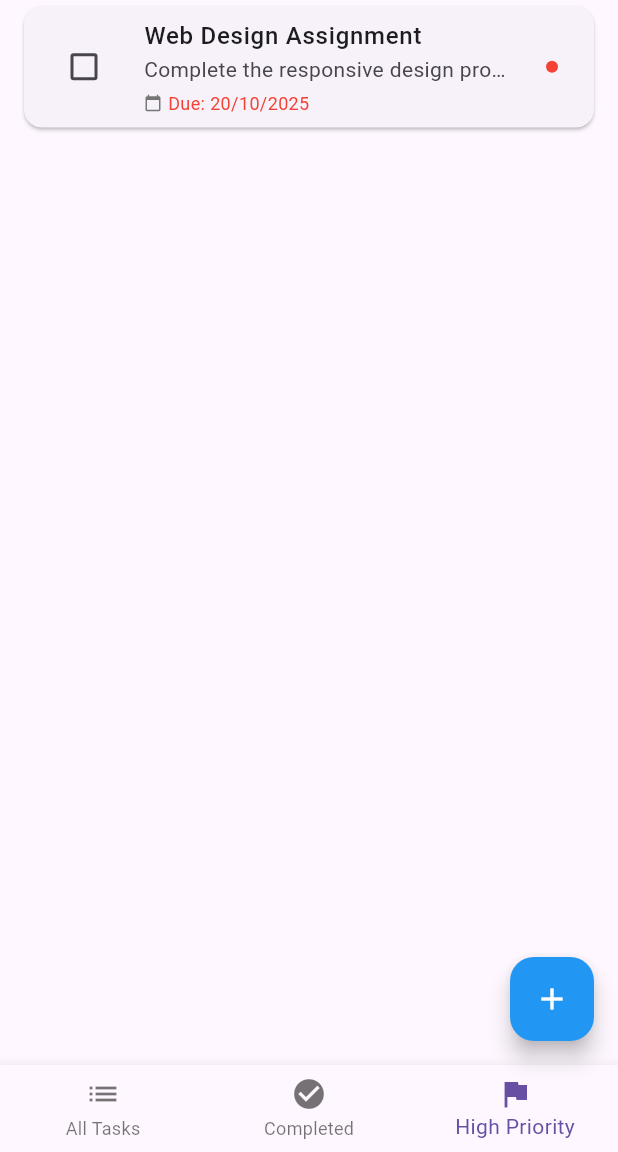
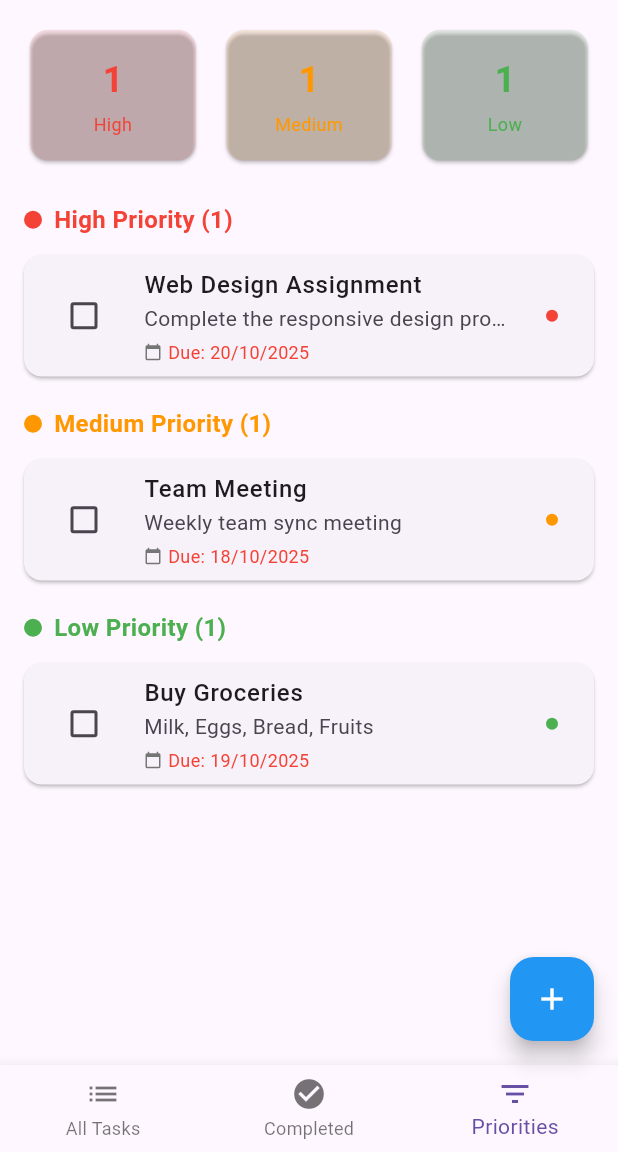
Before and after one commit to azmi-adan/task_pro, a Flutter app: the HomeScreen screen opened directly, item 3 of the bottom bar chosen, on a phone screen of 412 x 824 dp, the part 84-1236 px from its top. Run offline on Flutter 3.47's test engine with Material 3 defaults, Android fonts, the phone set to English and light mode, and no system bars.

Commit message:
added priroties to the home file

```diff
--- a/lib/screens/home_screen.dart
+++ b/lib/screens/home_screen.dart
@@ -90,6 +90,14 @@ class _HomeScreenState extends State<HomeScreen> {
 
   List<Task> get _highPriorityTasks => _tasks
       .where((task) => task.priority == Priority.high && !task.isCompleted)
+      .toList();
+
+  List<Task> get _mediumPriorityTasks => _tasks
+      .where((task) => task.priority == Priority.medium && !task.isCompleted)
+      .toList();
+
+  List<Task> get _lowPriorityTasks => _tasks
+      .where((task) => task.priority == Priority.low && !task.isCompleted)
       .toList();
 
   void _onTaskToggle(Task task) {
@@ -197,6 +205,44 @@ class _HomeScreenState extends State<HomeScreen> {
     );
   }
 
+  Widget _buildPrioritySection(String title, List<Task> tasks, Color color) {
+    if (tasks.isEmpty) {
+      return const SizedBox.shrink();
+    }
+
+    return Column(
+      crossAxisAlignment: CrossAxisAlignment.start,
+      children: [
+        Padding(
+          padding: const EdgeInsets.symmetric(horizontal: 16, vertical: 8),
+          child: Row(
+            children: [
+              Container(
+                width: 12,
+                height: 12,
+                decoration: BoxDecoration(
+                  color: color,
+                  shape: BoxShape.circle,
+                ),
+              ),
+              const SizedBox(width: 8),
+              Text(
+                '$title (${tasks.length})',
+                style: TextStyle(
+                  fontSize: 16,
+                  fontWeight: FontWeight.bold,
+                  color: color,
+                ),
+              ),
+            ],
+          ),
+        ),
+        ...tasks.map((task) => _buildTaskCard(task)).toList(),
+        const SizedBox(height: 8),
+      ],
+    );
+  }
+
   Color _getPriorityColor(Priority priority) {
     switch (priority) {
       case Priority.high:
@@ -205,6 +251,17 @@ class _HomeScreenState extends State<HomeScreen> {
         return Colors.orange;
       case Priority.low:
         return Colors.green;
+    }
+  }
+
+  String _getPriorityText(Priority priority) {
+    switch (priority) {
+      case Priority.high:
+        return 'High Priority';
+      case Priority.medium:
+        return 'Medium Priority';
+      case Priority.low:
+        return 'Low Priority';
     }
   }
 
@@ -312,27 +369,34 @@ class _HomeScreenState extends State<HomeScreen> {
                     return _buildTaskCard(_completedTasks[index]);
                   },
                 ),
-          // High Priority Tab
-          _highPriorityTasks.isEmpty
-              ? const Center(
-                  child: Column(
-                    mainAxisAlignment: MainAxisAlignment.center,
-                    children: [
-                      Icon(Icons.flag_outlined, size: 64, color: Colors.grey),
-                      SizedBox(height: 16),
-                      Text(
-                        'No high priority tasks',
-                        style: TextStyle(color: Colors.grey),
-                      ),
-                    ],
-                  ),
-                )
-              : ListView.builder(
-                  itemCount: _highPriorityTasks.length,
-                  itemBuilder: (context, index) {
-                    return _buildTaskCard(_highPriorityTasks[index]);
-                  },
+          // All Priorities Tab
+          Column(
+            children: [
+              // Stats Section for Priorities
+              Padding(
+                padding: const EdgeInsets.all(16),
+                child: Row(
+                  children: [
+                    _buildStatsCard('High', _highPriorityTasks.length, Colors.red),
+                    const SizedBox(width: 12),
+                    _buildStatsCard('Medium', _mediumPriorityTasks.length, Colors.orange),
+                    const SizedBox(width: 12),
+                    _buildStatsCard('Low', _lowPriorityTasks.length, Colors.green),
+                  ],
                 ),
+              ),
+              // Priority Sections
+              Expanded(
+                child: ListView(
+                  children: [
+                    _buildPrioritySection('High Priority', _highPriorityTasks, Colors.red),
+                    _buildPrioritySection('Medium Priority', _mediumPriorityTasks, Colors.orange),
+                    _buildPrioritySection('Low Priority', _lowPriorityTasks, Colors.green),
+                  ],
+                ),
+              ),
+            ],
+          ),
         ],
       ),
       floatingActionButton: FloatingActionButton(
@@ -354,8 +418,8 @@ class _HomeScreenState extends State<HomeScreen> {
             label: 'Completed',
           ),
           BottomNavigationBarItem(
-            icon: Icon(Icons.flag),
-            label: 'High Priority',
+            icon: Icon(Icons.filter_list),
+            label: 'Priorities',
           ),
         ],
       ),
```
